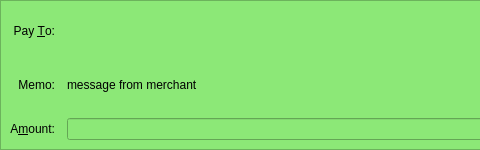
The window that src/qt/forms/sendcoinsentry.ui (zarGonnn/reddcoin) describes before a commit, drawn with Qt 5; both pictures show x 0 to 480 and y 0 to 150 of the 729 by 150 pixel window.
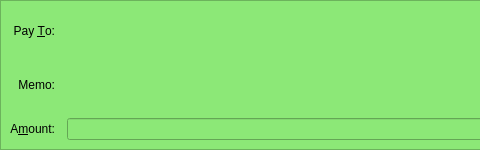
The same window after the commit. The open tabs and pages were chosen to show the change. Icons and pictures are not drawn. Custom widgets are drawn as their Qt base class.

Diff of the .ui file:
```diff
--- a/src/qt/forms/sendcoinsentry.ui
+++ b/src/qt/forms/sendcoinsentry.ui
@@ -672,9 +672,9 @@
      </layout>
     </item>
     <item row="4" column="2">
-     <widget class="QLabel" name="memo_s">
-      <property name="text">
-       <string>message from merchant</string>
+     <widget class="QLabel" name="memoTextLabel_s">
+      <property name="textFormat">
+       <enum>Qt::PlainText</enum>
       </property>
      </widget>
     </item>
```
Left out of the diff: 26 changed lines with no effect on the pictures.
